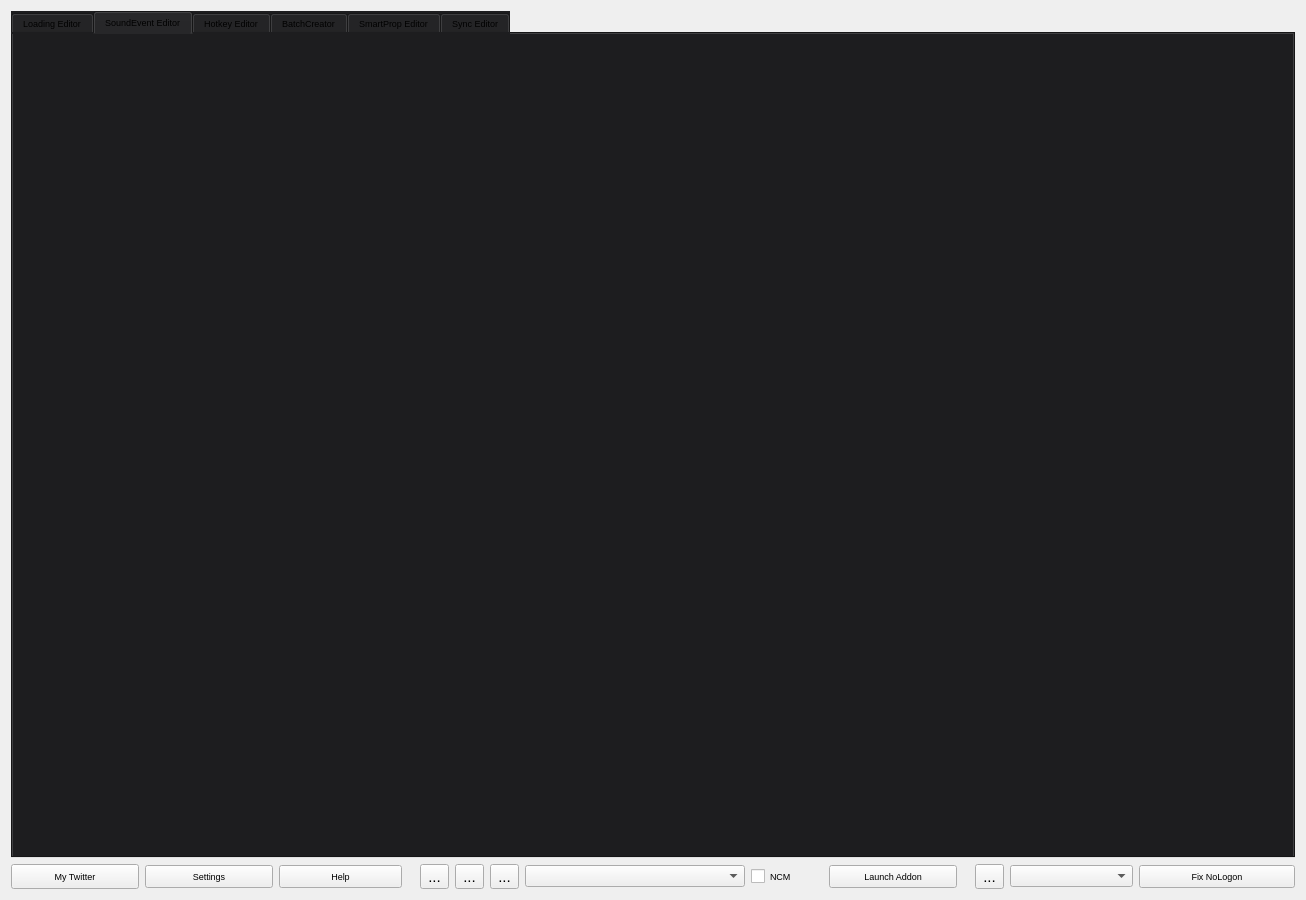
Before: the Qt Designer form form.ui in dertwist/Hammer5Tools, drawn with Qt 5.
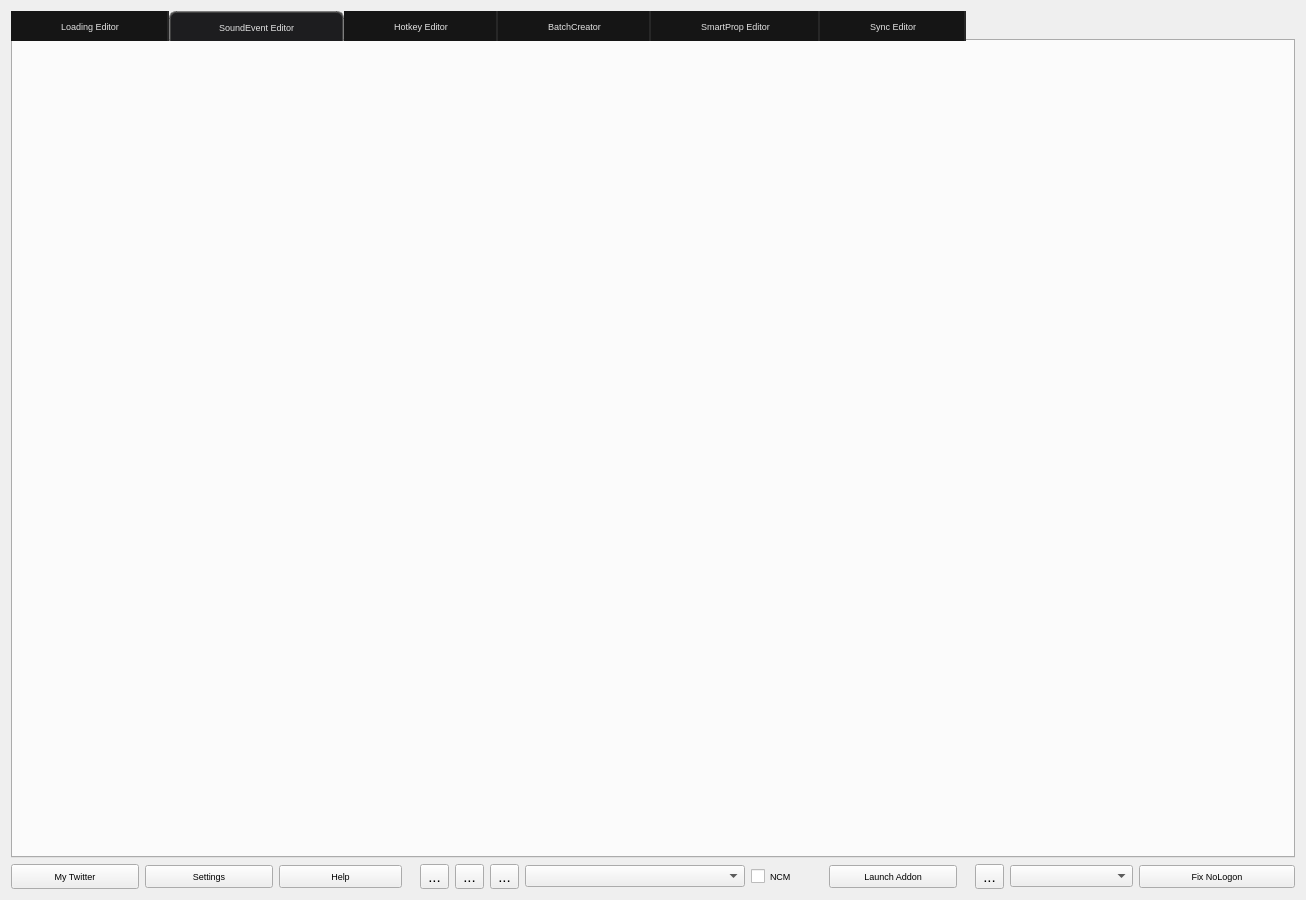
After: the same form once the commit is applied. The open tabs and pages were chosen to show the change. Icons and pictures are not drawn.

The edit to the form file:
```diff
--- a/form.ui
+++ b/form.ui
@@ -92,7 +92,56 @@
       </size>
      </property>
      <property name="styleSheet">
-      <string notr="true">background-color: #1d1d1f;</string>
+      <string notr="true">background-color: #1d1d1f;
+QTabWidget::pane {
+    background-color: solid red;
+    border-radius: 0px;
+    border: 2px solid gray;
+    border-color: #363639;
+    background-color: #1d1d1f;
+}
+/* ========================================================== */
+QTabBar::tab {
+    background-color: #323232;
+    color: #9A9F91;
+    border-radius: 0px;
+    border-top-right-radius: 0px;
+    border-top-left-radius: 0px;
+    padding: 4px;
+    padding-left:48px;
+    padding-right: 48px;
+
+    border-top: 2px solid gray;
+    border-bottom: 0px solid black;
+
+    font: 700 10pt &quot;Segoe UI&quot;;
+    border-left: 2px solid darkgray;
+    border-top: 0px solid darkgray;
+    border-color: #151515;
+    border-right: 2px solid rgba(80, 80, 80, 80);
+
+
+
+    color: #E3E3E3;
+    background-color: #151515;
+
+}
+QTabBar::tab:selected {
+    border-radius: 0px;
+    border-top-right-radius: 7px;
+    border-top-left-radius: 7px;
+
+    border-top: 2px solid gray;
+    border-left: 2px solid gray;
+    border-right: 2px solid gray;
+    border-bottom: 0px solid black;
+
+    font: 700 10pt &quot;Segoe UI&quot;;
+    border-color: rgba(80, 80, 80, 180);
+    height:20px;
+    color: #E3E3E3;
+    background-color: #1d1d1f;
+}</string>
      </property>
      <property name="currentIndex">
       <number>0</number>
```
Left out of the diff: 2 changed lines with no effect on the pictures.
